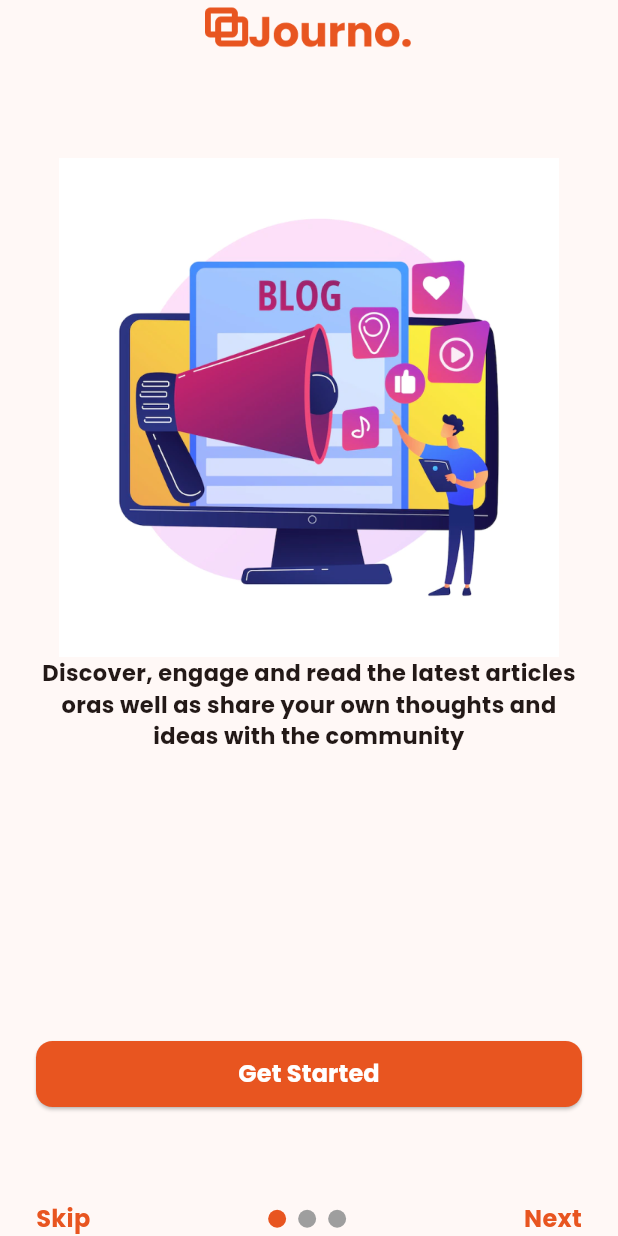
After one commit to jakhongir16/journo_blog_app, a Flutter app: the Onboard screen opened by its route, after a tap on "Get Started", on a phone screen of 412 x 824 dp. The commit adds this screen. Run offline on Flutter 3.47's test engine with Material 3 defaults, Android fonts, the phone set to English and light mode, and no system bars; drawn by our look-alikes of smooth_page_indicator; our stand-ins replace auto_route, google_fonts, velocity_x; missing offline and left inert: animation_wrappers.

Commit message:
fourth altering actions have been committed

```diff
--- a/lib/src/core/constants/app_colors.dart
+++ b/lib/src/core/constants/app_colors.dart
@@ -3,6 +3,9 @@ import 'package:flutter/material.dart';
 class AppColors {
  AppColors._();
 
- static const Color primaryColor = Colors.orange;
+ static const Color primaryColor = Color(0xFFE85520);
  static const Color secondaryColor = Colors.green;
+ static const Color thirdaryColor = Color(0xFF02002F);
+ static const Color whiteColor = Color(0xFFFFFFFF);
+ static const Color unactiveEllipseColor = Color(0xFFD9D9D9);
 }
--- a/lib/src/presentation/screens/onboard/onboard.dart
+++ b/lib/src/presentation/screens/onboard/onboard.dart
@@ -1,13 +1,86 @@
 part of 'onboard_imports.dart';
 
 @RoutePage()
-class Onboard extends StatelessWidget {
+class Onboard extends StatefulWidget {
   const Onboard({super.key});
 
   @override
+  State<Onboard> createState() => _OnboardState();
+}
+
+class _OnboardState extends State<Onboard> {
+  OnBoardViewModel onBoardViewModel = OnBoardViewModel();
+  @override
   Widget build(BuildContext context) {
     return Scaffold(
-      body: Center(child: Text('Onboard'),),
+      body: SafeArea(
+        child: Center(
+          child: Padding(
+            padding: const EdgeInsets.symmetric(horizontal: 24),
+            child: Column(
+              mainAxisAlignment: MainAxisAlignment.center,
+              crossAxisAlignment: CrossAxisAlignment.center,
+              children: [
+                Image.asset('assets/images/journo_logo.png', color: AppColors.primaryColor,
+                    height: 42,
+                    width: 139,
+                  ),
+                63.heightBox,
+                PageView(
+                controller: onBoardViewModel.pageController,
+                children: const [
+                  OnBoardingFirst(),
+                  OnBoardingSecond(),
+                  OnBoardingThird(),
+                ],
+                ).expand(),
+                61.heightBox,
+                ElevatedButton(onPressed: (){},
+                  style: ElevatedButton.styleFrom(
+                    backgroundColor: AppColors.primaryColor,
+                    minimumSize: Size(MediaQuery.of(context).size.width, 44),
+                    shape: RoundedRectangleBorder(
+                     borderRadius: BorderRadius.circular(11),
+                    ),
+                  ),
+                  child:
+                  'Get Started'.text.color(AppColors.whiteColor).size(16).fontWeight(FontWeight.w700).make(),
+
+                ),
+                const SizedBox(height: 61,),
+                Row(
+                  mainAxisAlignment: MainAxisAlignment.spaceBetween,
+                  children: [
+                    'Skip'
+                    .text
+                    .color(AppColors.primaryColor)
+                    .size(16)
+                    .fontWeight(FontWeight.w700)
+                    .make(),
+                    SmoothPageIndicator(
+                      controller:
+                      onBoardViewModel.pageController, // PageController
+                      count: 3,
+                      effect:  const WormEffect(
+                        activeDotColor: AppColors.primaryColor,
+                        dotHeight: 12.0,
+                        dotWidth: 12.0,
+                      ), // your preferred effect
+                      onDotClicked: (index) {},
+                    ),
+                    'Next'
+                        .text
+                        .color(AppColors.primaryColor)
+                        .size(16)
+                        .fontWeight(FontWeight.w700)
+                        .make(),
+                  ],
+                )
+              ],
+            ),
+          ),
+        ),
+      ),
     );
   }
 }
--- a/lib/src/presentation/screens/onboard/onboard_imports.dart
+++ b/lib/src/presentation/screens/onboard/onboard_imports.dart
@@ -1,4 +1,9 @@
 import 'package:auto_route/annotations.dart';
+import 'package:blog_app/src/core/constants/app_colors.dart';
+import 'package:blog_app/src/presentation/screens/onboard/onboard_view_model.dart';
+import 'package:blog_app/src/presentation/screens/onboard/widgets/widgets_imports.dart';
 import 'package:flutter/material.dart';
+import 'package:smooth_page_indicator/smooth_page_indicator.dart';
+import 'package:velocity_x/velocity_x.dart';
 
 part 'onboard.dart';
--- /dev/null
+++ b/lib/src/presentation/screens/onboard/onboard_view_model.dart
@@ -0,0 +1,6 @@
+import 'package:flutter/material.dart';
+
+class OnBoardViewModel{
+  final PageController pageController = PageController();
+
+}
--- /dev/null
+++ b/lib/src/presentation/screens/onboard/widgets/onboard_first.dart
@@ -0,0 +1,22 @@
+part of 'widgets_imports.dart';
+
+class OnBoardingFirst extends StatelessWidget {
+  const OnBoardingFirst({
+    super.key,
+  });
+
+  @override
+  Widget build(BuildContext context) {
+    return Column(
+      children: [
+        Image.asset('assets/images/onboarding_first_image.png', height: 333, width: 333,),
+        'Discover, engage and read the latest articles oras well as share your own thoughts and ideas with the community'
+            .text
+            .size(15)
+            .align(TextAlign.center)
+            .fontWeight(FontWeight.w700)
+            .make()
+      ],
+    );
+  }
+}
--- /dev/null
+++ b/lib/src/presentation/screens/onboard/widgets/onboard_second.dart
@@ -0,0 +1,22 @@
+part of 'widgets_imports.dart';
+
+class OnBoardingSecond extends StatelessWidget {
+  const OnBoardingSecond({
+    super.key,
+  });
+
+  @override
+  Widget build(BuildContext context) {
+    return Column(
+      children: [
+        Image.asset('assets/images/onboarding_second_image.png', width: 332, height: 314,),
+        'Customize your reading experience and join the conversation by creating an account.'
+            .text
+            .size(15)
+            .align(TextAlign.center)
+            .fontWeight(FontWeight.w700)
+            .make()
+      ],
+    );
+  }
+}
--- /dev/null
+++ b/lib/src/presentation/screens/onboard/widgets/onboard_third.dart
@@ -0,0 +1,23 @@
+part of 'widgets_imports.dart';
+
+
+class OnBoardingThird extends StatelessWidget {
+  const OnBoardingThird({
+    super.key,
+  });
+
+  @override
+  Widget build(BuildContext context) {
+    return Column(
+      children: [
+        Image.asset('assets/images/onboarding_third_image.png', width: 390, height: 260,),
+        'Explore a wide selection of categories, or use the search bar to find specific topics'
+            .text
+            .size(15)
+            .align(TextAlign.center)
+            .fontWeight(FontWeight.w700)
+            .make()
+      ],
+    );
+  }
+}
--- /dev/null
+++ b/lib/src/presentation/screens/onboard/widgets/widgets_imports.dart
@@ -0,0 +1,6 @@
+import 'package:flutter/material.dart';
+import 'package:velocity_x/velocity_x.dart';
+
+part 'onboard_first.dart';
+part 'onboard_second.dart';
+part 'onboard_third.dart';
```
Also changed, not shown: assets/images/journo_logo.png (added), assets/images/onboarding_first_image.png (added), assets/images/onboarding_second_image.png (added), assets/images/onboarding_third_image.png (added).
